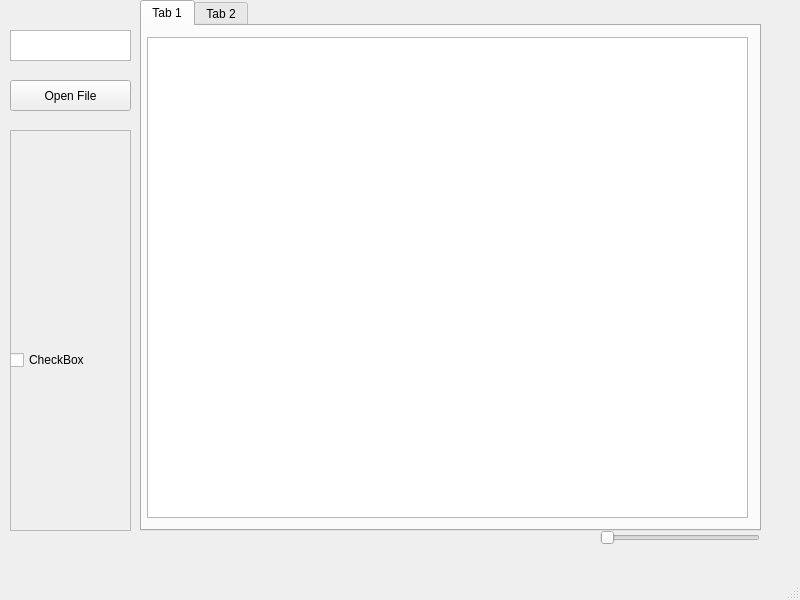
Old version of the form GerberDataViewer/mainwindow.ui in the repository nikpan1/GerberViewer.
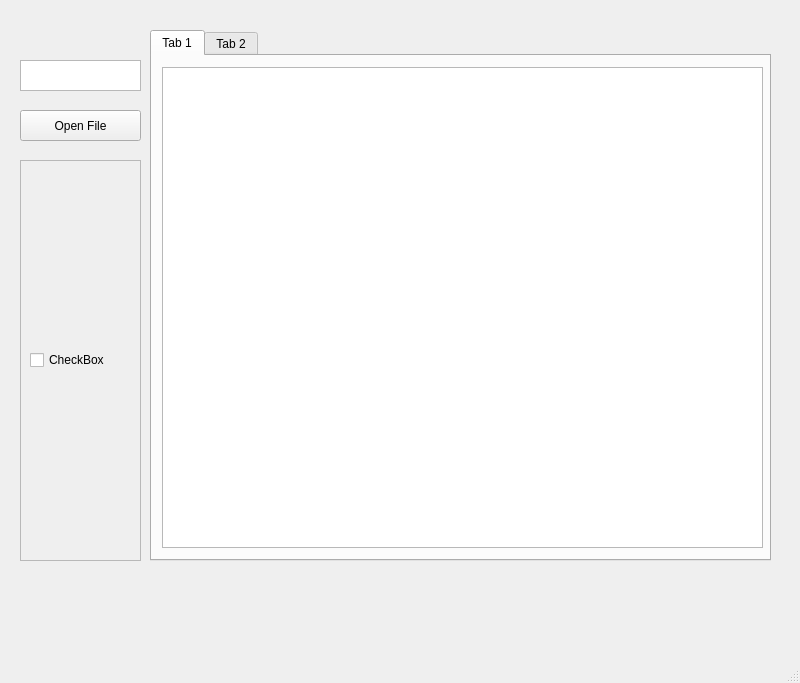
New version of the form. The open tabs and pages were chosen to show the change.

```diff
--- a/GerberDataViewer/mainwindow.ui
+++ b/GerberDataViewer/mainwindow.ui
@@ -7,7 +7,7 @@
     <x>0</x>
     <y>0</y>
     <width>800</width>
-    <height>600</height>
+    <height>683</height>
    </rect>
   </property>
   <property name="windowTitle">
@@ -17,8 +17,8 @@
    <widget class="QTabWidget" name="tabWidget">
     <property name="geometry">
      <rect>
-      <x>140</x>
-      <y>0</y>
+      <x>150</x>
+      <y>30</y>
       <width>621</width>
       <height>531</height>
      </rect>
@@ -33,7 +33,7 @@
      <widget class="QGraphicsView" name="canvas">
       <property name="geometry">
        <rect>
-        <x>5</x>
+        <x>10</x>
         <y>11</y>
         <width>601</width>
         <height>481</height>
@@ -60,8 +60,8 @@
    <widget class="QScrollArea" name="scrollArea">
     <property name="geometry">
      <rect>
-      <x>10</x>
-      <y>130</y>
+      <x>20</x>
+      <y>160</y>
       <width>121</width>
       <height>401</height>
      </rect>
@@ -81,10 +81,10 @@
      <widget class="QWidget" name="verticalLayoutWidget">
       <property name="geometry">
        <rect>
-        <x>-1</x>
+        <x>9</x>
         <y>-1</y>
-        <width>121</width>
-        <height>461</height>
+        <width>111</width>
+        <height>401</height>
        </rect>
       </property>
       <layout class="QVBoxLayout" name="verticalLayout">
@@ -99,24 +99,11 @@
      </widget>
     </widget>
    </widget>
-   <widget class="QSlider" name="zoomSlider">
-    <property name="geometry">
-     <rect>
-      <x>600</x>
-      <y>530</y>
-      <width>160</width>
-      <height>16</height>
-     </rect>
-    </property>
-    <property name="orientation">
-     <enum>Qt::Horizontal</enum>
-    </property>
-   </widget>
    <widget class="QPushButton" name="OpenFileButton">
     <property name="geometry">
      <rect>
-      <x>10</x>
-      <y>80</y>
+      <x>20</x>
+      <y>110</y>
       <width>121</width>
       <height>31</height>
      </rect>
@@ -128,8 +115,8 @@
    <widget class="QTextEdit" name="textEditFilename">
     <property name="geometry">
      <rect>
-      <x>10</x>
-      <y>30</y>
+      <x>20</x>
+      <y>60</y>
       <width>121</width>
       <height>31</height>
      </rect>
```
Left out of the diff: 2 changed lines with no effect on the pictures.
